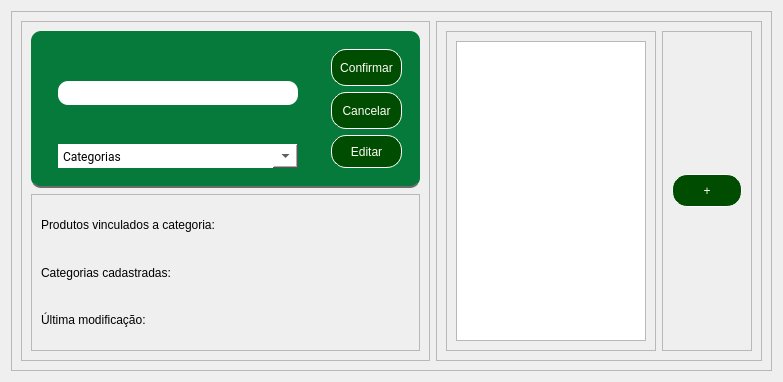
First picture: the form in PATP/bckp/asset_ctrl/templates/interfaces/categ_config.ui, repository eduardogm22/controle_patrimonio, before the edit.
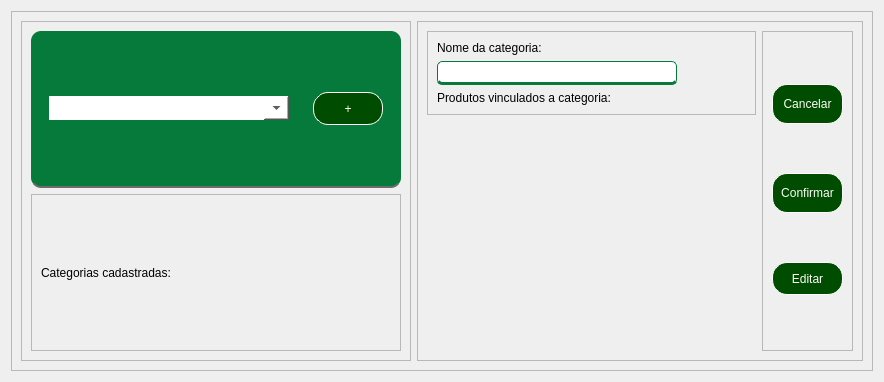
Second picture: the form after the edit.

Diff of the .ui file:
```diff
--- a/PATP/bckp/asset_ctrl/templates/interfaces/categ_config.ui
+++ b/PATP/bckp/asset_ctrl/templates/interfaces/categ_config.ui
@@ -6,7 +6,7 @@
    <rect>
     <x>0</x>
     <y>0</y>
-    <width>783</width>
+    <width>884</width>
     <height>378</height>
    </rect>
   </property>
@@ -82,40 +82,6 @@
                <enum>QFrame::Raised</enum>
               </property>
               <layout class="QVBoxLayout" name="verticalLayout_7">
-               <item alignment="Qt::AlignHCenter">
-                <widget class="QFrame" name="frame_11">
-                 <property name="styleSheet">
-                  <string notr="true">border:0;</string>
-                 </property>
-                 <property name="frameShape">
-                  <enum>QFrame::StyledPanel</enum>
-                 </property>
-                 <property name="frameShadow">
-                  <enum>QFrame::Raised</enum>
-                 </property>
-                 <layout class="QVBoxLayout" name="verticalLayout_8">
-                  <item>
-                   <widget class="QLineEdit" name="lineEdit">
-                    <property name="minimumSize">
-                     <size>
-                      <width>240</width>
-                      <height>24</height>
-                     </size>
-                    </property>
-                    <property name="maximumSize">
-                     <size>
-                      <width>240</width>
-                      <height>24</height>
-                     </size>
-                    </property>
-                    <property name="styleSheet">
-                     <string notr="true">background-color:white;</string>
-                    </property>
-                   </widget>
-                  </item>
-                 </layout>
-                </widget>
-               </item>
                <item alignment="Qt::AlignHCenter">
                 <widget class="QComboBox" name="box_cat">
                  <property name="minimumSize">
@@ -163,11 +129,6 @@
                  <property name="sizeAdjustPolicy">
                   <enum>QComboBox::AdjustToMinimumContentsLengthWithIcon</enum>
                  </property>
-                 <item>
-                  <property name="text">
-                   <string>Categorias</string>
-                  </property>
-                 </item>
                 </widget>
                </item>
               </layout>
@@ -189,90 +150,16 @@
                 <widget class="QPushButton" name="pushButton_5">
                  <property name="minimumSize">
                   <size>
-                   <width>71</width>
-                   <height>33</height>
-                  </size>
-                 </property>
-                 <property name="maximumSize">
-                  <size>
                    <width>70</width>
-                   <height>40</height>
-                  </size>
-                 </property>
-                 <property name="styleSheet">
-                  <string notr="true">QPushButton { color:rgb(254, 253, 247);
-	border-radius:15px;		
-	border: 1px solid rgb(255, 255, 255);
-	background-color: rgb(0, 76, 0)
-
- }
-
-QPushButton:hover{background-color:#057A3A;color:white}
-
-QPushButton:pressed{
- padding-left: 5px;
- padding-top:5px;
- 
-	background-color: rgb(0, 85, 0);
- 
-}</string>
-                 </property>
-                 <property name="text">
-                  <string>Confirmar</string>
-                 </property>
-                </widget>
-               </item>
-               <item>
-                <widget class="QPushButton" name="pushButton_6">
-                 <property name="minimumSize">
-                  <size>
-                   <width>71</width>
                    <height>33</height>
                   </size>
                  </property>
                  <property name="maximumSize">
                   <size>
                    <width>70</width>
-                   <height>40</height>
-                  </size>
-                 </property>
-                 <property name="styleSheet">
-                  <string notr="true">QPushButton { color:rgb(254, 253, 247);
-	border-radius:15px;		
-	border: 1px solid rgb(255, 255, 255);
-	background-color: rgb(0, 76, 0)
-
- }
-
-QPushButton:hover{background-color:#057A3A;color:white}
-
-QPushButton:pressed{
- padding-left: 5px;
- padding-top:5px;
- 
-	background-color: rgb(0, 85, 0);
- 
-}</string>
-                 </property>
-                 <property name="text">
-                  <string>Cancelar</string>
-                 </property>
-                </widget>
-               </item>
-               <item>
-                <widget class="QPushButton" name="pushButton_7">
-                 <property name="minimumSize">
-                  <size>
-                   <width>71</width>
                    <height>33</height>
                   </size>
                  </property>
-                 <property name="maximumSize">
-                  <size>
-                   <width>70</width>
-                   <height>33</height>
-                  </size>
-                 </property>
                  <property name="styleSheet">
                   <string notr="true">QPushButton { color:rgb(254, 253, 247);
 	border-radius:15px;		
@@ -292,7 +179,7 @@
 }</string>
                  </property>
                  <property name="text">
-                  <string>Editar</string>
+                  <string>+</string>
                  </property>
                 </widget>
                </item>
@@ -311,13 +198,6 @@
             <enum>QFrame::Raised</enum>
            </property>
            <layout class="QVBoxLayout" name="verticalLayout_3">
-            <item>
-             <widget class="QLabel" name="label">
-              <property name="text">
-               <string>Produtos vinculados a categoria:</string>
-              </property>
-             </widget>
-            </item>
             <item>
              <widget class="QLabel" name="label_2">
               <property name="text">
@@ -325,13 +205,6 @@
               </property>
              </widget>
             </item>
-            <item>
-             <widget class="QLabel" name="label_3">
-              <property name="text">
-               <string>Última modificação:</string>
-              </property>
-             </widget>
-            </item>
            </layout>
           </widget>
          </item>
@@ -347,7 +220,7 @@
          <enum>QFrame::Raised</enum>
         </property>
         <layout class="QHBoxLayout" name="horizontalLayout_4">
-         <item>
+         <item alignment="Qt::AlignTop">
           <widget class="QFrame" name="frame_4">
            <property name="frameShape">
             <enum>QFrame::StyledPanel</enum>
@@ -357,7 +230,48 @@
            </property>
            <layout class="QVBoxLayout" name="verticalLayout_2">
             <item>
-             <widget class="QListView" name="listView"/>
+             <widget class="QLabel" name="label_3">
+              <property name="text">
+               <string>Nome da categoria:</string>
+              </property>
+             </widget>
+            </item>
+            <item>
+             <widget class="QLineEdit" name="line_cat">
+              <property name="minimumSize">
+               <size>
+                <width>240</width>
+                <height>24</height>
+               </size>
+              </property>
+              <property name="maximumSize">
+               <size>
+                <width>240</width>
+                <height>24</height>
+               </size>
+              </property>
+              <property name="styleSheet">
+               <string notr="true">
+QLineEdit{
+background-color:white;	
+border-radius: 5px;
+border: 1px solid #057A3A;
+border-bottom: 3px solid #057A3A;
+
+    border-top-right-radius: 5px;  
+    border-bottom-right-radius: 5px;
+}
+
+</string>
+              </property>
+             </widget>
+            </item>
+            <item>
+             <widget class="QLabel" name="lbl_qntd">
+              <property name="text">
+               <string>Produtos vinculados a categoria:</string>
+              </property>
+             </widget>
             </item>
            </layout>
           </widget>
@@ -378,13 +292,56 @@
            </property>
            <layout class="QVBoxLayout" name="verticalLayout_9">
             <item>
-             <widget class="QPushButton" name="pushButton_8">
+             <widget class="QPushButton" name="btn_cancel">
+              <property name="minimumSize">
+               <size>
+                <width>71</width>
+                <height>33</height>
+               </size>
+              </property>
               <property name="maximumSize">
                <size>
                 <width>70</width>
+                <height>40</height>
+               </size>
+              </property>
+              <property name="styleSheet">
+               <string notr="true">QPushButton { color:rgb(254, 253, 247);
+	border-radius:15px;		
+	border: 1px solid rgb(255, 255, 255);
+	background-color: rgb(0, 76, 0)
+
+ }
+
+QPushButton:hover{background-color:#057A3A;color:white}
+
+QPushButton:pressed{
+ padding-left: 5px;
+ padding-top:5px;
+ 
+	background-color: rgb(0, 85, 0);
+ 
+}</string>
+              </property>
+              <property name="text">
+               <string>Cancelar</string>
+              </property>
+             </widget>
+            </item>
+            <item>
+             <widget class="QPushButton" name="btn_confirm">
+              <property name="minimumSize">
+               <size>
+                <width>71</width>
                 <height>33</height>
                </size>
               </property>
+              <property name="maximumSize">
+               <size>
+                <width>70</width>
+                <height>40</height>
+               </size>
+              </property>
               <property name="styleSheet">
                <string notr="true">QPushButton { color:rgb(254, 253, 247);
 	border-radius:15px;		
@@ -404,7 +361,44 @@
 }</string>
               </property>
               <property name="text">
-               <string>+</string>
+               <string>Confirmar</string>
+              </property>
+             </widget>
+            </item>
+            <item>
+             <widget class="QPushButton" name="btn_edit">
+              <property name="minimumSize">
+               <size>
+                <width>71</width>
+                <height>33</height>
+               </size>
+              </property>
+              <property name="maximumSize">
+               <size>
+                <width>70</width>
+                <height>33</height>
+               </size>
+              </property>
+              <property name="styleSheet">
+               <string notr="true">QPushButton { color:rgb(254, 253, 247);
+	border-radius:15px;		
+	border: 1px solid rgb(255, 255, 255);
+	background-color: rgb(0, 76, 0)
+
+ }
+
+QPushButton:hover{background-color:#057A3A;color:white}
+
+QPushButton:pressed{
+ padding-left: 5px;
+ padding-top:5px;
+ 
+	background-color: rgb(0, 85, 0);
+ 
+}</string>
+              </property>
+              <property name="text">
+               <string>Editar</string>
               </property>
              </widget>
             </item>
```
Left out of the diff: 2 changed lines with no effect on the pictures.
